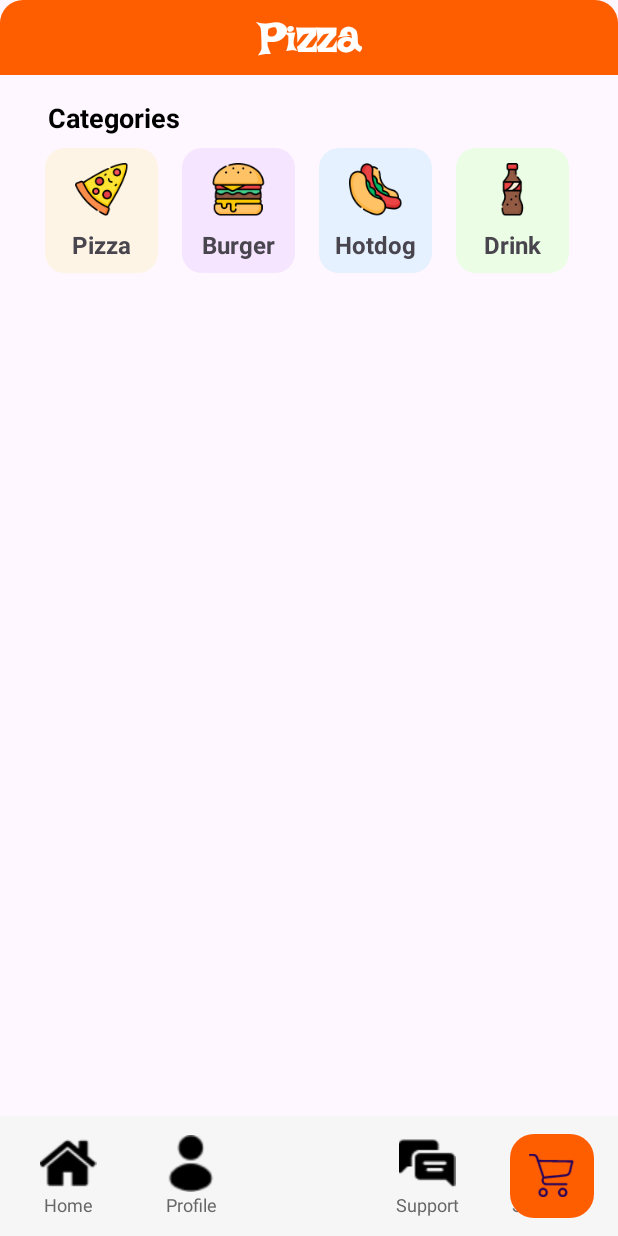
After one commit to Ngocminh241/Du_An_1, an Android app: the Pizza_List screen opened directly, with no data from a screen before it, on a phone screen of 412 x 824 dp. The commit adds this screen. Run offline under Robolectric (Android 15) with nearby library versions, the light colour scheme and no system bars.

Commit message:
NgocMinh_cmt11

```diff
--- a/app/src/main/AndroidManifest.xml
+++ b/app/src/main/AndroidManifest.xml
@@ -13,7 +13,10 @@
         android:theme="@style/Theme.Du_An_1"
         tools:targetApi="31">
         <activity
-            android:name=".List_Categories.List_Pizza_Activity"
+            android:name=".SettingActivity"
+            android:exported="false" />
+        <activity
+            android:name=".List_Category.Pizza_List"
             android:exported="false" />
         <activity
             android:name=".Cart_Activity"
--- a/app/src/main/java/com/example/du_an_1/Adapter/CategoryAdapter.java
+++ b/app/src/main/java/com/example/du_an_1/Adapter/CategoryAdapter.java
@@ -1,5 +1,8 @@
 package com.example.du_an_1.Adapter;
 
+import android.annotation.SuppressLint;
+import android.content.Context;
+import android.content.Intent;
 import android.view.LayoutInflater;
 import android.view.View;
 import android.view.ViewGroup;
@@ -12,13 +15,24 @@ import androidx.core.content.ContextCompat;
 import androidx.recyclerview.widget.RecyclerView;
 
 import com.bumptech.glide.Glide;
+import com.example.du_an_1.DAO.User_DAO;
+import com.example.du_an_1.DTO.User;
 import com.example.du_an_1.Domain.CategoryDomain;
+import com.example.du_an_1.List_Category.Pizza_List;
 import com.example.du_an_1.R;
 
 import java.util.ArrayList;
+import java.util.List;
 
 public class CategoryAdapter extends RecyclerView.Adapter<CategoryAdapter.ViewHolder> {
     ArrayList<CategoryDomain>categoryDomains;
+
+    Context context;
+    User_DAO user_dao;
+
+    String name;
+    List<User> userList;
+    User user;
 
     public CategoryAdapter(ArrayList<CategoryDomain> categoryDomains) {
         this.categoryDomains = categoryDomains;
@@ -31,6 +45,7 @@ public class CategoryAdapter extends RecyclerView.Adapter<CategoryAdapter.ViewHo
         return new ViewHolder(inflate);
     }
 
+    @SuppressLint("RecyclerView")
     @Override
     public void onBindViewHolder(@NonNull CategoryAdapter.ViewHolder holder, int position) {
         holder.categoryName.setText(categoryDomains.get(position).getTitle());
@@ -65,6 +80,14 @@ public class CategoryAdapter extends RecyclerView.Adapter<CategoryAdapter.ViewHo
         int drawableResourceId = holder.itemView.getContext().getResources().getIdentifier(picUrl, "drawable",holder.itemView.getContext().getPackageName());
 
         Glide.with(holder.itemView.getContext()).load(drawableResourceId).into(holder.categoryPic);
+
+        holder.itemView.setOnClickListener(new View.OnClickListener() {
+            @Override
+            public void onClick(View v) {
+                Intent intent = new Intent(holder.itemView.getContext(), Pizza_List.class);
+                holder.itemView.getContext().startActivity(intent);
+            }
+        });
     }
 
     @Override
--- a/app/src/main/java/com/example/du_an_1/Create_acc.java
+++ b/app/src/main/java/com/example/du_an_1/Create_acc.java
@@ -80,6 +80,7 @@ public class Create_acc extends AppCompatActivity {
                 user.setsDT(phoneNumber);
                 user.setMaDN(userName);
                 user.setMatKhau(passWord);
+                user.setVaiTro(0);
                 dao_user.insert(user);
                 dialog.dismiss();
                 Intent intent = new Intent(Create_acc.this, Login.class);
--- /dev/null
+++ b/app/src/main/java/com/example/du_an_1/List_Category/Pizza_List.java
@@ -0,0 +1,66 @@
+package com.example.du_an_1.List_Category;
+
+import android.content.Intent;
+import android.os.Bundle;
+import android.view.View;
+import android.widget.LinearLayout;
+
+import androidx.appcompat.app.AppCompatActivity;
+import androidx.recyclerview.widget.LinearLayoutManager;
+import androidx.recyclerview.widget.RecyclerView;
+
+import com.example.du_an_1.Adapter.CategoryAdapter;
+import com.example.du_an_1.Cart_Activity;
+import com.example.du_an_1.Domain.CategoryDomain;
+import com.example.du_an_1.MainActivity;
+import com.example.du_an_1.R;
+import com.google.android.material.floatingactionbutton.FloatingActionButton;
+
+import java.util.ArrayList;
+
+public class Pizza_List extends AppCompatActivity {
+    private RecyclerView recyclerViewCategoryList;
+    private RecyclerView.Adapter adapter1;
+    @Override
+    protected void onCreate(Bundle savedInstanceState) {
+        super.onCreate(savedInstanceState);
+        setContentView(R.layout.activity_pizza_list);
+
+        recyclerViewCategory();
+        bottomNavigation();
+    }
+    private void bottomNavigation(){
+        FloatingActionButton floatingActionButton = findViewById(R.id.float_cart_btn);
+        LinearLayout homeBtn = findViewById(R.id.home_btn);
+
+        floatingActionButton.setOnClickListener(new View.OnClickListener() {
+            @Override
+            public void onClick(View v) {
+                startActivity(new Intent(Pizza_List.this, Cart_Activity.class));
+            }
+        });
+        homeBtn.setOnClickListener(new View.OnClickListener() {
+            @Override
+            public void onClick(View v) {
+                startActivity(new Intent(Pizza_List.this, MainActivity.class));
+            }
+        });
+    }
+    private void recyclerViewCategory() {
+        LinearLayoutManager linearLayoutManager = new LinearLayoutManager(this, LinearLayoutManager.HORIZONTAL, false);
+        recyclerViewCategoryList = findViewById(R.id.recycler_categories);
+        recyclerViewCategoryList.setLayoutManager(linearLayoutManager);
+
+        ArrayList<CategoryDomain> categoryDomains = new ArrayList<>();
+        categoryDomains.add(new CategoryDomain("Pizza", "cat_1"));
+        categoryDomains.add(new CategoryDomain("Burger", "cat_2"));
+        categoryDomains.add(new CategoryDomain("Hotdog", "cat_3"));
+        categoryDomains.add(new CategoryDomain("Drink", "cat_4"));
+        categoryDomains.add(new CategoryDomain("Donut", "cat_5"));
+
+        adapter1 = new CategoryAdapter(categoryDomains);
+        recyclerViewCategoryList.setAdapter(adapter1);
+        adapter1.getItemViewType(R.id.categoryPic);
+
+    }
+}
--- /dev/null
+++ b/app/src/main/res/drawable/menu.xml
@@ -0,0 +1,5 @@
+<vector android:height="24dp" android:tint="#000000"
+    android:viewportHeight="24" android:viewportWidth="24"
+    android:width="24dp" xmlns:android="http://schemas.android.com/apk/res/android">
+    <path android:fillColor="@android:color/white" android:pathData="M3,18h18v-2L3,16v2zM3,13h18v-2L3,11v2zM3,6v2h18L21,6L3,6z"/>
+</vector>
--- /dev/null
+++ b/app/src/main/res/drawable/title_background.xml
@@ -0,0 +1,10 @@
+<?xml version="1.0" encoding="utf-8"?>
+<selector xmlns:android="http://schemas.android.com/apk/res/android">
+<item>
+    <shape android:shape="rectangle">
+        <corners android:topLeftRadius="15dp"
+                 android:topRightRadius="15dp"/>
+        <solid android:color="#ff5e00"/>
+    </shape>
+</item>
+</selector>
--- a/app/src/main/res/layout/activity_list_pizza.xml
+++ b/app/src/main/res/layout/activity_pizza_list.xml
@@ -4,7 +4,68 @@
     xmlns:tools="http://schemas.android.com/tools"
     android:layout_width="match_parent"
     android:layout_height="match_parent"
-    tools:context=".List_Categories.List_Pizza_Activity">
+    tools:context=".List_Category.Pizza_List">
+    <ScrollView
+        android:id="@+id/scrollView_pizza_list"
+        android:layout_width="match_parent"
+        android:layout_height="0dp"
+        android:layout_marginBottom="50dp"
+        app:layout_constraintBottom_toBottomOf="parent"
+        app:layout_constraintEnd_toEndOf="parent"
+        app:layout_constraintStart_toStartOf="parent"
+        app:layout_constraintTop_toTopOf="parent">
+
+        <LinearLayout
+            android:layout_width="match_parent"
+            android:layout_height="match_parent"
+            android:orientation="vertical"
+            android:paddingBottom="90dp">
+
+            <androidx.constraintlayout.widget.ConstraintLayout
+                android:layout_width="match_parent"
+                android:layout_height="match_parent">
+
+                <TextView
+                    android:id="@+id/tv_title_food"
+                    android:layout_width="0dp"
+                    android:layout_height="50dp"
+                    android:background="@drawable/title_background"
+                    android:fontFamily="@font/lakkireddy"
+                    android:paddingTop="7dp"
+                    android:text="Pizza"
+                    android:textAlignment="center"
+                    android:textColor="@color/white"
+                    android:textSize="30sp"
+                    android:textStyle="bold"
+                    app:layout_constraintEnd_toEndOf="parent"
+                    app:layout_constraintStart_toStartOf="parent"
+                    app:layout_constraintTop_toTopOf="parent" />
+
+                <TextView
+                    android:id="@+id/tv_categories"
+                    android:layout_width="wrap_content"
+                    android:layout_height="wrap_content"
+                    android:layout_marginStart="32dp"
+                    android:layout_marginTop="16dp"
+                    android:text="Categories"
+                    android:textColor="#000000"
+                    android:textSize="18sp"
+                    android:textStyle="bold"
+                    app:layout_constraintStart_toStartOf="parent"
+                    app:layout_constraintTop_toBottomOf="@+id/tv_title_food" />
+
+                <androidx.recyclerview.widget.RecyclerView
+                    android:id="@+id/recycler_categories"
+                    android:layout_width="match_parent"
+                    android:layout_height="wrap_content"
+                    android:paddingLeft="22dp"
+                    android:paddingRight="22dp"
+                    app:layout_constraintEnd_toEndOf="parent"
+                    app:layout_constraintStart_toStartOf="parent"
+                    app:layout_constraintTop_toBottomOf="@id/tv_categories" />
+            </androidx.constraintlayout.widget.ConstraintLayout>
+        </LinearLayout>
+    </ScrollView>
 
     <androidx.coordinatorlayout.widget.CoordinatorLayout
         android:layout_width="match_parent"
@@ -31,13 +92,14 @@
                     android:id="@+id/home_btn"
                     android:layout_width="0dp"
                     android:layout_height="match_parent"
+                    android:layout_marginStart="-10dp"
                     android:layout_weight="0.2"
                     android:orientation="vertical">
 
                     <ImageView
                         android:id="@+id/img_home"
                         android:layout_width="match_parent"
-                        android:layout_height="wrap_content"
+                        android:layout_height="match_parent"
                         android:layout_weight="1"
                         app:srcCompat="@drawable/home1" />
 
@@ -56,6 +118,7 @@
                     android:layout_width="0dp"
                     android:layout_height="match_parent"
                     android:layout_weight="0.2"
+                    android:layout_marginStart="3dp"
                     android:orientation="vertical">
 
                     <ImageView
@@ -166,4 +229,6 @@
         </com.google.android.material.floatingactionbutton.FloatingActionButton>
 
     </androidx.coordinatorlayout.widget.CoordinatorLayout>
+
+
 </androidx.constraintlayout.widget.ConstraintLayout>
```
Also changed, not shown: app/src/main/java/com/example/du_an_1/DAO/User_DAO.java (+33 -1 lines), app/src/main/java/com/example/du_an_1/DTO/User.java (+10 -1 lines), app/src/main/java/com/example/du_an_1/Database/DbHelper.java (+7 -3 lines), app/src/main/java/com/example/du_an_1/List_Categories/List_Pizza_Activity.java (deleted, +0 -16 lines), app/src/main/java/com/example/du_an_1/MainActivity.java (+23 -0 lines), app/src/main/java/com/example/du_an_1/SettingActivity.java (added, +52 -0 lines), app/src/main/res/layout/activity_main.xml (+6 -4 lines), app/src/main/res/layout/activity_setting.xml (added, +25 -0 lines), app/src/main/res/drawable/add_food.png (added).
